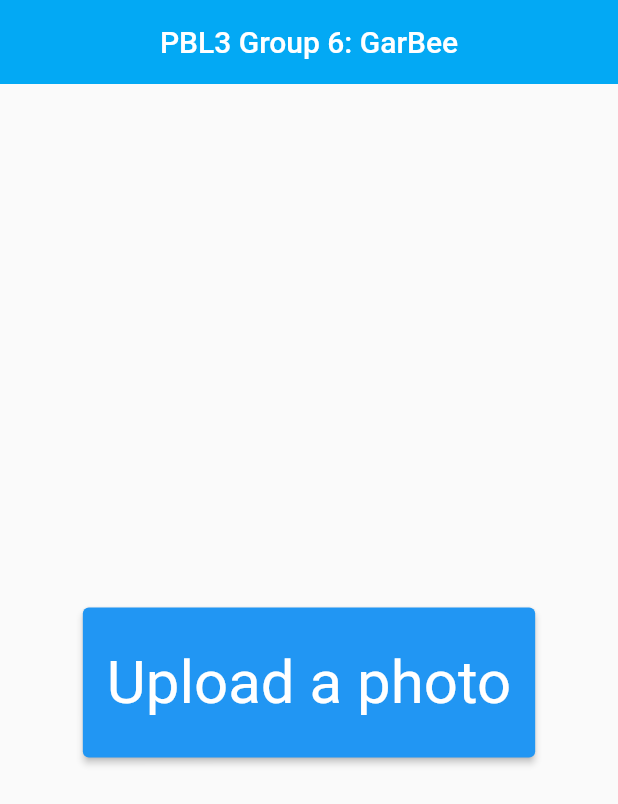
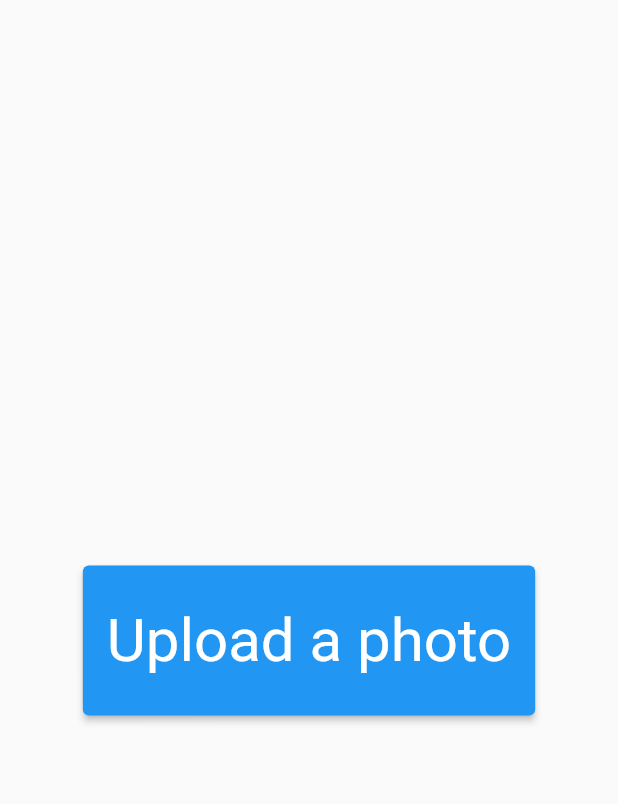
Before and after one commit to labykim/pbl3-garbee, a Flutter app: the screen it shows after launch, on a phone screen of 412 x 824 dp. Shown: the top 804 px of the screen. Run offline on Flutter 3.47's test engine with Material 2 defaults, Android fonts, the phone set to English and light mode, and no system bars; our stand-ins replace image_picker.

Commit message:
Ready for splash screen

```diff
--- a/lib/display_photo.dart
+++ b/lib/display_photo.dart
@@ -2,6 +2,7 @@ import 'package:flutter/material.dart';
 
 class DisplayPhoto extends StatelessWidget {
   //const DisplayPhoto({Key? key}) : super(key: key);
+  // If uncomment line 4, it conflicts with line 9 constructor
 
   var userImage;
 
@@ -13,7 +14,7 @@ class DisplayPhoto extends StatelessWidget {
   Widget build(BuildContext context) {
     return Scaffold(
       appBar: AppBar(
-        title: Text("Screen B"),
+        title: Text("Uploaded photo"),
       ),
 
       body: Image.file(userImage),
--- a/lib/main.dart
+++ b/lib/main.dart
@@ -1,8 +1,8 @@
 import 'package:flutter/material.dart';
 import 'package:image_picker/image_picker.dart';
 import 'dart:io';
-
 import 'display_photo.dart';
+import 'splash_screen.dart';
 
 void main() {
   runApp(const MyApp());
@@ -17,12 +17,7 @@ class MyApp extends StatelessWidget {
     return MaterialApp(
       title: 'GarBee',
       home: Scaffold(
-        appBar: AppBar(
-          backgroundColor: Colors.lightBlue,
-          elevation: 0,
-          title: Text('PBL3 Group 6: GarBee'),
-          centerTitle: true,
-        ),
+
 
         body: const MyStatefulWidget(),
 
--- /dev/null
+++ b/lib/splash_screen.dart
@@ -0,0 +1,12 @@
+import 'package:flutter/material.dart';
+
+class SplashScreen extends StatelessWidget {
+  const SplashScreen({Key? key}) : super(key: key);
+
+  @override
+  Widget build(BuildContext context) {
+    return MaterialApp(
+
+    );
+  }
+}
```
Also changed, not shown: pubspec.yaml (+9 -1 lines), assets/splash-s22u-dum.jpg (added), pubspec.lock, 1 other file.
